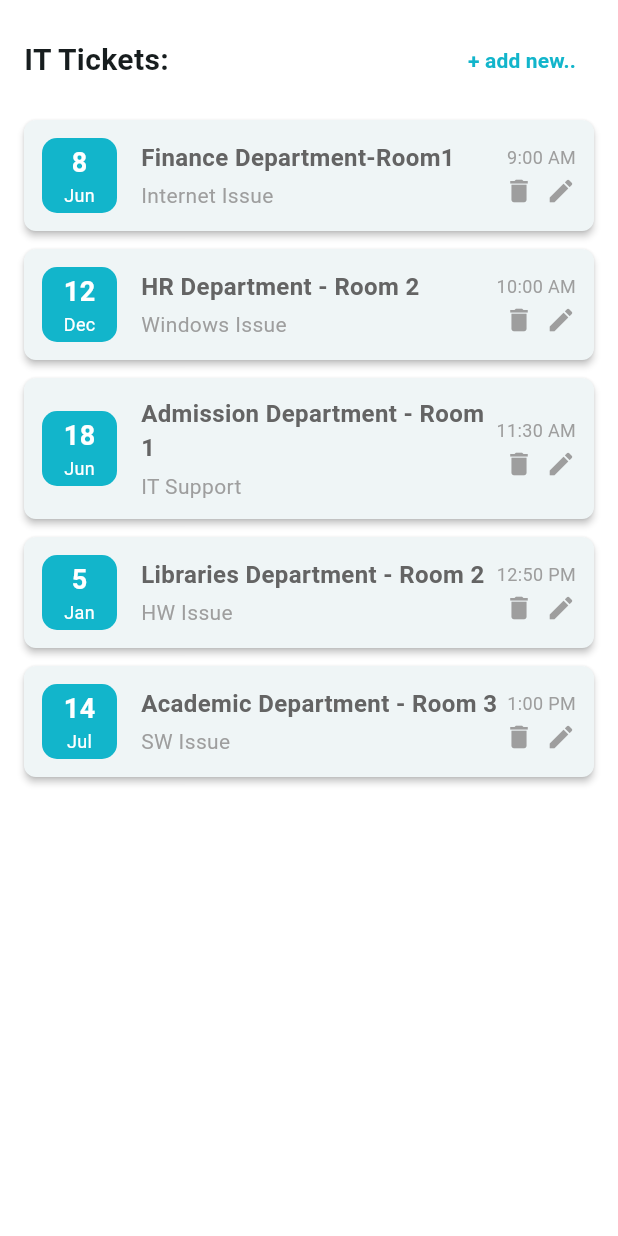
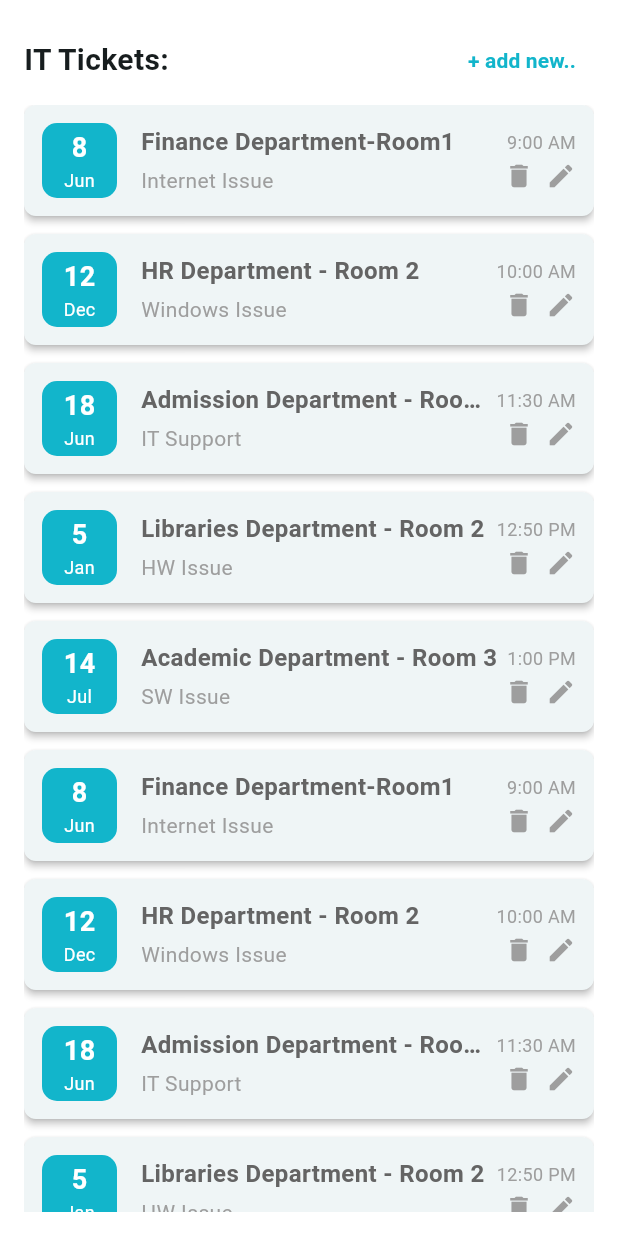
Before and after one commit to AsmaaJAH/Fullstack-Dashboard-using-React-ASP.NET-Microsoft-SQL, a Flutter app: the ItTicketsScreen screen opened directly, on a phone screen of 412 x 824 dp. Run offline on Flutter 3.47's test engine with Material 3 defaults, Android fonts, the phone set to English and light mode, and no system bars; our stand-ins replace carousel_slider, dotted_border, easy_localization, file_picker, flutter_svg, persistent_bottom_nav_bar and 3 more; accounts and stored records are empty; Roboto replaces fonts that are missing (Montserrat); project files that could hold a hidden picture were left out.

Commit message:
finish it tickets landing page screen

```diff
--- a/mobile_ui/zcportal/lib/presentation_layer/screens/it_tickets_screens/it_tickets_screen.dart
+++ b/mobile_ui/zcportal/lib/presentation_layer/screens/it_tickets_screens/it_tickets_screen.dart
@@ -1,5 +1,6 @@
 import 'package:flutter/material.dart';
 import 'package:zcportal/constants/app_colors.dart';
+import 'package:zcportal/constants/app_enum.dart';
 import 'package:zcportal/presentation_layer/widgets/custom_localized_text_widget.dart';
 
 class ItTicketsScreen extends StatelessWidget {
@@ -8,7 +9,7 @@ class ItTicketsScreen extends StatelessWidget {
   @override
   Widget build(BuildContext context) {
     return Scaffold(
-      backgroundColor: Colors.white,
+      backgroundColor: AppColors.white,
       body: Padding(
         padding: const EdgeInsets.all(16.0),
         child: Column(
@@ -18,7 +19,8 @@ class ItTicketsScreen extends StatelessWidget {
             Row(
               mainAxisAlignment: MainAxisAlignment.spaceBetween,
               children: [
-                const Text(
+                const
+                  CustomLocalizedTextWidget( stringKey:
                   "IT Tickets:",
                   style: TextStyle(
                     fontSize: 20,
@@ -29,7 +31,8 @@ class ItTicketsScreen extends StatelessWidget {
                   onPressed: () {
                     // Add new ticket action
                   },
-                  child: const Text(
+                  child: const
+                  CustomLocalizedTextWidget( stringKey:
                     "+ add new..",
                     style: TextStyle(
                       color: AppColors.primary,
@@ -39,7 +42,7 @@ class ItTicketsScreen extends StatelessWidget {
                 ),
               ],
             ),
-            const SizedBox(height: 16.0),
+            const SizedBox(height: 6.0),
 
             // List of Tickets
             Expanded(
@@ -47,6 +50,41 @@ class ItTicketsScreen extends StatelessWidget {
                 children: [
                   // Ticket Items
                   _buildTicketCard(
+                    date: "8",
+                    month: "Jun",
+                    department: "Finance Department-Room1",
+                    issue: "Internet Issue",
+                    time: "9:00 AM",
+                  ),
+                  _buildTicketCard(
+                    date: "12",
+                    month: "Dec",
+                    department: "HR Department - Room 2",
+                    issue: "Windows Issue",
+                    time: "10:00 AM",
+                  ),
+                  _buildTicketCard(
+                    date: "18",
+                    month: "Jun",
+                    department: "Admission Department - Room 1",
+                    issue: "IT Support",
+                    time: "11:30 AM",
+                  ),
+                  _buildTicketCard(
+                    date: "5",
+                    month: "Jan",
+                    department: "Libraries Department - Room 2",
+                    issue: "HW Issue",
+                    time: "12:50 PM",
+                  ),
+                  _buildTicketCard(
+                    date: "14",
+                    month: "Jul",
+                    department: "Academic Department - Room 3",
+                    issue: "SW Issue",
+                    time: "1:00 PM",
+                  ),
+                   _buildTicketCard(
                     date: "8",
                     month: "Jun",
                     department: "Finance Department-Room1",
@@ -146,11 +184,11 @@ class ItTicketsScreen extends StatelessWidget {
                 children: [
                   CustomLocalizedTextWidget(
                     stringKey: department,
-                    style: const TextStyle(
-                      fontWeight: FontWeight.bold,
-                      color: Color.fromARGB(255, 100, 100, 100),
+                    isSoftWrapped: true,
+                    isThreeDotsInOverFlow: true,
+                     color: const Color.fromARGB(255, 100, 100, 100),
                       fontSize: 16,
-                    ),
+                    fontWeight: CustomTextWeight.boldFont,
                   ),
                   const SizedBox(height: 4.0),
                   CustomLocalizedTextWidget(
```
